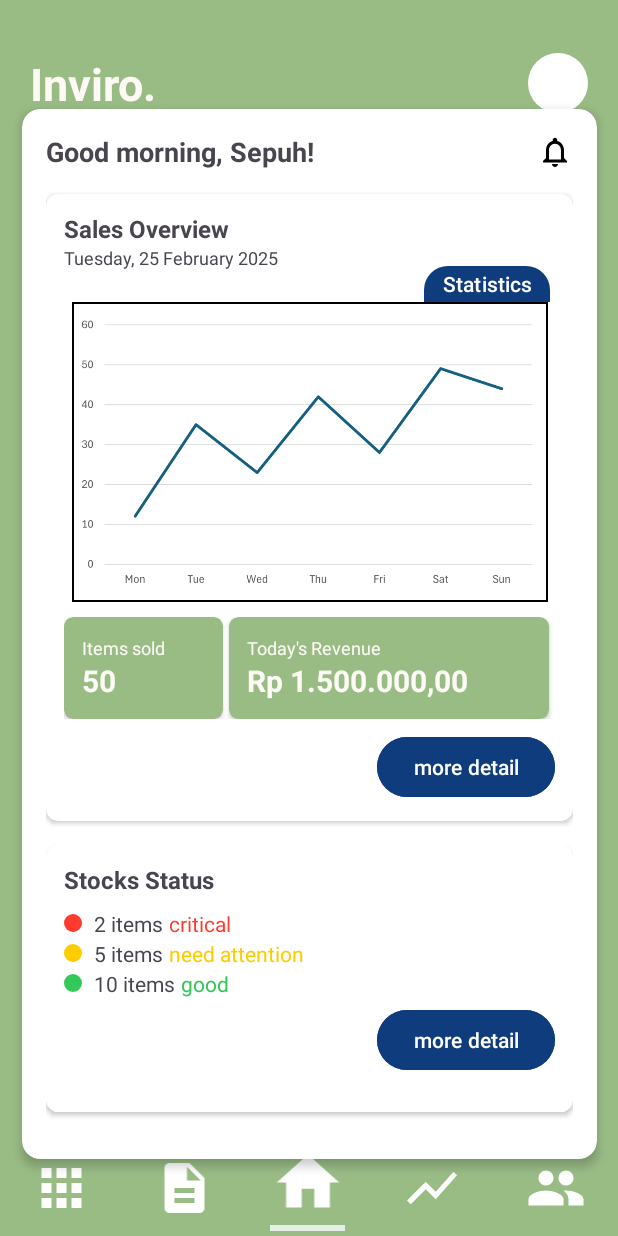
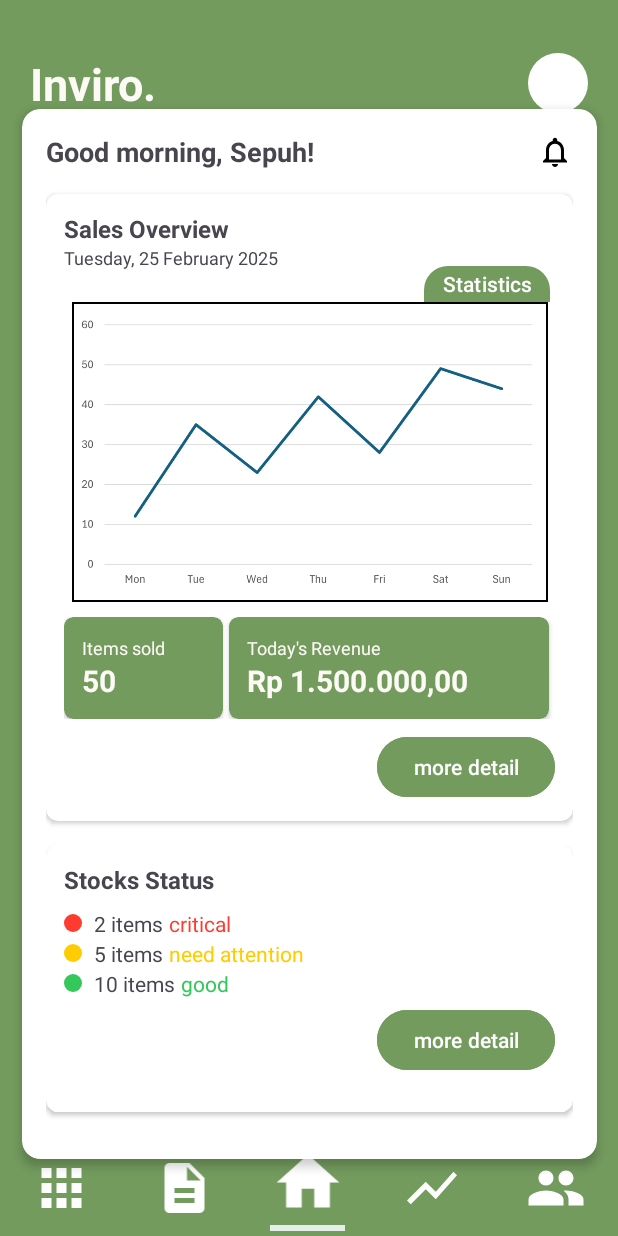
Before and after one commit to hoseawidjaja/Inviro, an Android app: the screen it shows after launch (MainActivity), on a phone screen of 412 x 824 dp. Run offline under Robolectric (Android 15) with nearby library versions, the phone set to English and light mode, and no system bars; 3 statements that could not run were skipped.

Commit message:
change main_green color

```diff
--- a/app/src/main/res/drawable/statistics_tab.xml
+++ b/app/src/main/res/drawable/statistics_tab.xml
@@ -1,6 +1,6 @@
 <shape xmlns:android="http://schemas.android.com/apk/res/android"
     android:shape="rectangle">
-    <solid android:color="@color/inviro_blue" />
+    <solid android:color="@color/main_green" />
     <corners android:topLeftRadius="16dp"
         android:topRightRadius="16dp"
         android:bottomLeftRadius="0dp"
--- a/app/src/main/res/layout/home_page.xml
+++ b/app/src/main/res/layout/home_page.xml
@@ -14,25 +14,25 @@
         android:id="@+id/header_layout"
         android:layout_width="match_parent"
         android:layout_height="wrap_content"
+        android:layout_marginStart="20dp"
         android:layout_marginTop="35dp"
-        android:layout_marginStart="20dp"
         android:layout_marginEnd="20dp"
+        android:gravity="center_vertical"
         android:orientation="horizontal"
-        android:gravity="center_vertical"
-        app:layout_constraintTop_toTopOf="parent"
+        app:layout_constraintEnd_toEndOf="parent"
         app:layout_constraintStart_toStartOf="parent"
-        app:layout_constraintEnd_toEndOf="parent">
+        app:layout_constraintTop_toTopOf="parent">
 
         <TextView
             android:id="@+id/app_title"
             android:layout_width="0dp"
             android:layout_height="40dp"
             android:layout_weight="1"
+            android:gravity="start|center_vertical"
             android:text="Inviro."
             android:textColor="@color/light_cream"
             android:textSize="30sp"
-            android:textStyle="bold"
-            android:gravity="start|center_vertical" />
+            android:textStyle="bold" />
 
         <com.google.android.material.imageview.ShapeableImageView
             android:id="@+id/profile_button"
@@ -233,7 +233,7 @@
                         android:layout_width="wrap_content"
                         android:layout_height="wrap_content"
                         android:layout_marginTop="8dp"
-                        android:backgroundTint="@color/inviro_blue"
+                        android:backgroundTint="@color/main_green"
                         android:text="more detail"
                         android:textAllCaps="false"
                         app:layout_constraintEnd_toEndOf="parent"
@@ -366,7 +366,7 @@
                         android:layout_height="wrap_content"
                         android:layout_marginTop="8dp"
                         android:layout_marginBottom="12dp"
-                        android:backgroundTint="@color/inviro_blue"
+                        android:backgroundTint="@color/main_green"
                         android:text="more detail"
                         android:textAllCaps="false"
                         app:layout_constraintBottom_toBottomOf="parent"
--- a/app/src/main/res/values/colors.xml
+++ b/app/src/main/res/values/colors.xml
@@ -21,7 +21,7 @@
     <color name="text_secondary">#8E8E93</color>
 
     <!--    Color Palette-->
-    <color name="main_green">#99BC85</color>
+    <color name="main_green">#739B5E</color>
     <color name="light_green">#E4EFE7</color>
     <color name="main_cream">#FAF1E6</color>
     <color name="light_cream">#FDFAF6</color>
```
